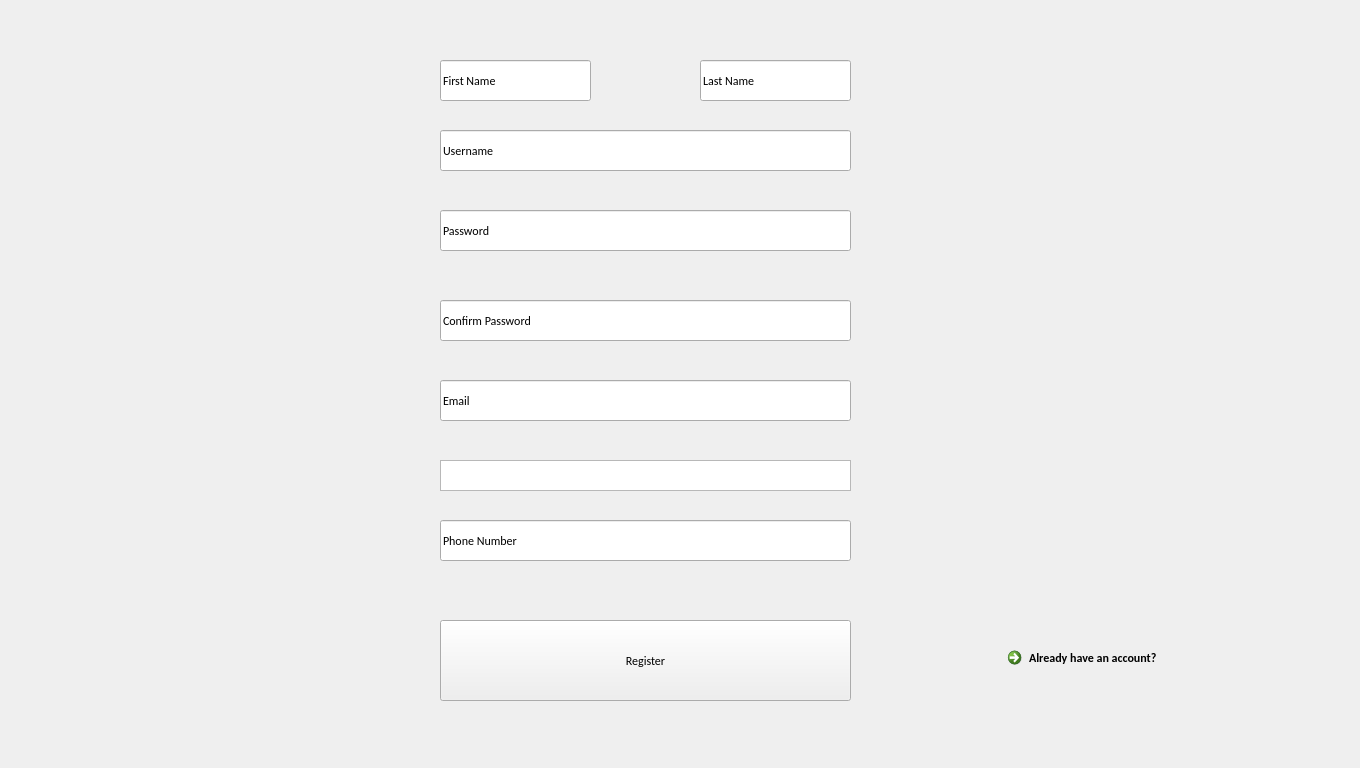
Before: the Qt Designer form 3_Solution/CleverClient/startup.ui in georgecpp/CleverPocket, drawn with Qt 5.
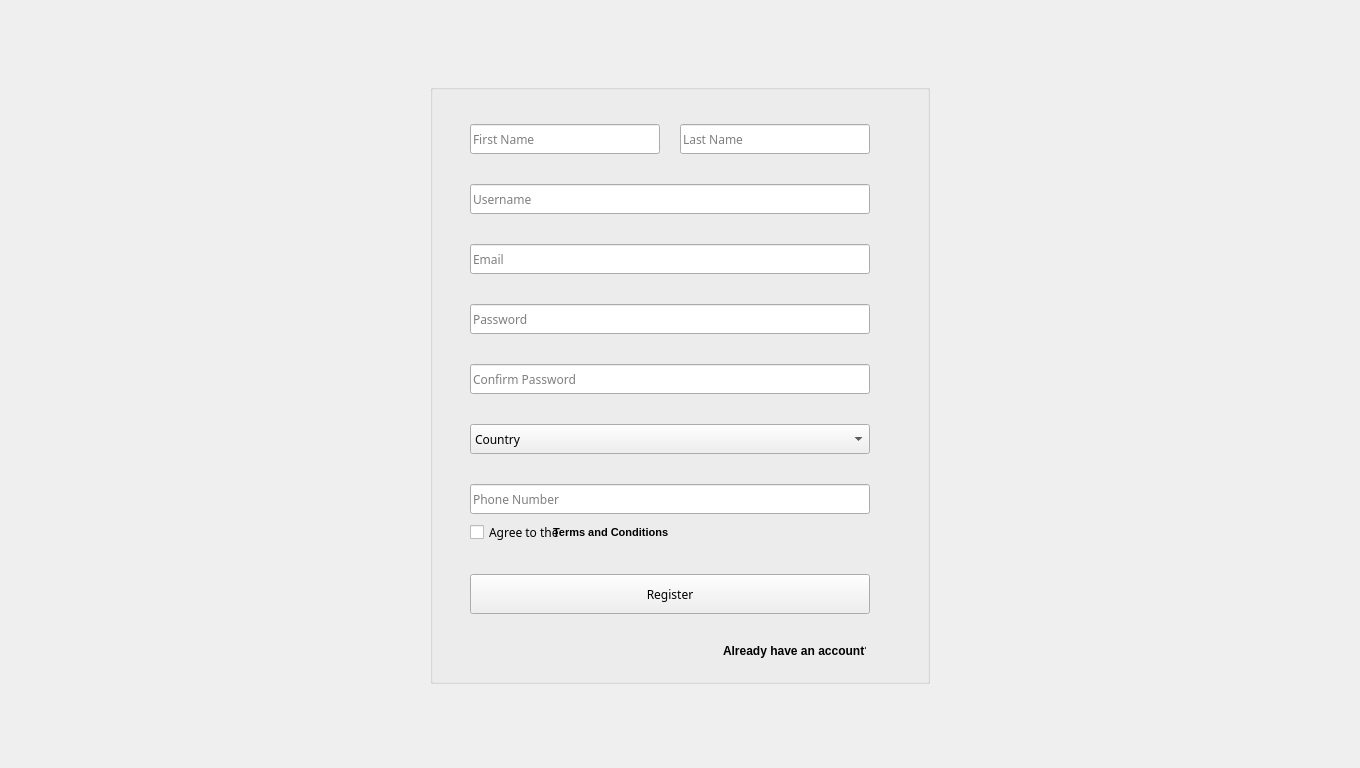
After: the same form once the commit is applied. The open tabs and pages were chosen to show the change. Icons and pictures are not drawn.

Diff of the .ui file:
```diff
--- a/3_Solution/CleverClient/startup.ui
+++ b/3_Solution/CleverClient/startup.ui
@@ -10,19 +10,30 @@
     <height>768</height>
    </rect>
   </property>
+  <property name="minimumSize">
+   <size>
+    <width>0</width>
+    <height>0</height>
+   </size>
+  </property>
+  <property name="sizeIncrement">
+   <size>
+    <width>0</width>
+    <height>0</height>
+   </size>
+  </property>
   <property name="windowTitle">
    <string>CleverPocket</string>
   </property>
-  <widget class="QToolBar" name="mainToolBar">
+  <widget class="QWidget" name="Startup" native="true">
    <property name="geometry">
     <rect>
      <x>0</x>
      <y>0</y>
-     <width>4</width>
-     <height>14</height>
+     <width>1360</width>
+     <height>768</height>
     </rect>
    </property>
-  </widget>
   <widget class="QStackedWidget" name="stackedWidget">
    <property name="geometry">
     <rect>
@@ -34,88 +45,109 @@
    </property>
    <property name="font">
     <font>
-     <family>Calibri</family>
-    </font>
-   </property>
+      <family>Rockwell</family>
+     </font>
+    </property>
+    <property name="styleSheet">
+     <string notr="true"/>
+    </property>
+    <property name="lineWidth">
+     <number>0</number>
+    </property>
    <property name="currentIndex">
     <number>0</number>
    </property>
    <widget class="QWidget" name="loginPage">
+     <widget class="QGroupBox" name="loginGroupBox">
+      <property name="geometry">
+       <rect>
+        <x>250</x>
+        <y>240</y>
+        <width>300</width>
+        <height>210</height>
+       </rect>
+      </property>
+      <property name="font">
+       <font>
+        <family>Rockwell</family>
+       </font>
+      </property>
+      <property name="autoFillBackground">
+       <bool>false</bool>
+      </property>
+      <property name="styleSheet">
+       <string notr="true"/>
+      </property>
+      <property name="title">
+       <string/>
+      </property>
     <widget class="QLineEdit" name="usernameLineEdit">
      <property name="geometry">
       <rect>
-       <x>260</x>
-       <y>100</y>
-       <width>201</width>
-       <height>31</height>
-      </rect>
-     </property>
-     <property name="font">
-      <font>
-       <family>Calibri</family>
-       <pointsize>10</pointsize>
-      </font>
-     </property>
-     <property name="inputMask">
-      <string/>
-     </property>
-     <property name="text">
+         <x>50</x>
+         <y>30</y>
+         <width>200</width>
+         <height>30</height>
+        </rect>
+       </property>
+       <property name="styleSheet">
+        <string notr="true"/>
+       </property>
+       <property name="placeholderText">
       <string>Username</string>
      </property>
     </widget>
     <widget class="QLineEdit" name="passwordLineEdit">
      <property name="geometry">
       <rect>
-       <x>260</x>
-       <y>180</y>
-       <width>201</width>
-       <height>31</height>
-      </rect>
-     </property>
-     <property name="font">
-      <font>
-       <family>Calibri</family>
-       <pointsize>10</pointsize>
-      </font>
-     </property>
-     <property name="inputMask">
-      <string/>
+         <x>50</x>
+         <y>90</y>
+         <width>200</width>
+         <height>30</height>
+        </rect>
+       </property>
+       <property name="styleSheet">
+        <string notr="true"/>
      </property>
      <property name="text">
+        <string/>
+       </property>
+       <property name="echoMode">
+        <enum>QLineEdit::Password</enum>
+       </property>
+       <property name="dragEnabled">
+        <bool>false</bool>
+       </property>
+       <property name="placeholderText">
       <string>Password</string>
      </property>
     </widget>
     <widget class="QPushButton" name="loginPushButton">
      <property name="geometry">
       <rect>
-       <x>260</x>
-       <y>250</y>
-       <width>201</width>
-       <height>31</height>
-      </rect>
-     </property>
-     <property name="font">
-      <font>
-       <family>Calibri</family>
-       <pointsize>10</pointsize>
-      </font>
-     </property>
+         <x>50</x>
+         <y>150</y>
+         <width>200</width>
+         <height>30</height>
+        </rect>
+       </property>
      <property name="text">
       <string>Login</string>
      </property>
     </widget>
+     </widget>
     <widget class="QCheckBox" name="keeploggedCheckBox">
      <property name="geometry">
       <rect>
-       <x>130</x>
-       <y>320</y>
-       <width>131</width>
-       <height>31</height>
+        <x>190</x>
+        <y>460</y>
+        <width>120</width>
+        <height>30</height>
       </rect>
      </property>
      <property name="font">
       <font>
-       <family>Calibri</family>
+        <family>Rockwell</family>
       </font>
      </property>
      <property name="text">
@@ -125,18 +157,16 @@
     <widget class="QCommandLinkButton" name="forgotPasswordLinkButton">
      <property name="geometry">
       <rect>
-       <x>450</x>
-       <y>320</y>
-       <width>181</width>
+        <x>475</x>
+        <y>460</y>
+        <width>150</width>
        <height>31</height>
       </rect>
      </property>
      <property name="font">
       <font>
        <family>Segoe UI</family>
-       <pointsize>8</pointsize>
-       <weight>50</weight>
-       <bold>false</bold>
+        <pointsize>9</pointsize>
       </font>
      </property>
      <property name="text">
@@ -152,15 +182,16 @@
     <widget class="QCommandLinkButton" name="registerLinkButton">
      <property name="geometry">
       <rect>
-       <x>260</x>
-       <y>430</y>
-       <width>211</width>
-       <height>48</height>
+        <x>320</x>
+        <y>540</y>
+        <width>160</width>
+        <height>40</height>
       </rect>
      </property>
      <property name="font">
       <font>
        <family>Segoe UI</family>
+        <pointsize>11</pointsize>
       </font>
      </property>
      <property name="text">
@@ -173,135 +204,243 @@
       </size>
      </property>
     </widget>
+     <widget class="QLabel" name="labelLogoImage">
+      <property name="geometry">
+       <rect>
+        <x>250</x>
+        <y>30</y>
+        <width>301</width>
+        <height>201</height>
+       </rect>
+      </property>
+      <property name="text">
+       <string/>
+      </property>
+      <property name="pixmap">
+       <pixmap>exemplulogo.png</pixmap>
+      </property>
+      <property name="scaledContents">
+       <bool>true</bool>
+      </property>
+     </widget>
    </widget>
    <widget class="QWidget" name="registerPage">
+     <widget class="QGroupBox" name="registerGroupBox">
+      <property name="geometry">
+       <rect>
+        <x>430</x>
+        <y>84</y>
+        <width>500</width>
+        <height>600</height>
+       </rect>
+      </property>
+      <property name="title">
+       <string/>
+      </property>
     <widget class="QLineEdit" name="firstNameLineEdit">
      <property name="geometry">
       <rect>
-       <x>440</x>
-       <y>60</y>
-       <width>151</width>
-       <height>41</height>
-      </rect>
-     </property>
-     <property name="text">
+         <x>40</x>
+         <y>40</y>
+         <width>190</width>
+         <height>30</height>
+        </rect>
+       </property>
+       <property name="placeholderText">
       <string>First Name</string>
      </property>
     </widget>
+      <widget class="QLineEdit" name="usernameRLineEdit">
+       <property name="geometry">
+        <rect>
+         <x>40</x>
+         <y>100</y>
+         <width>400</width>
+         <height>30</height>
+        </rect>
+       </property>
+       <property name="placeholderText">
+        <string>Username</string>
+       </property>
+      </widget>
     <widget class="QLineEdit" name="lastNameLineEdit">
      <property name="geometry">
       <rect>
-       <x>700</x>
-       <y>60</y>
-       <width>151</width>
-       <height>41</height>
-      </rect>
-     </property>
-     <property name="text">
+         <x>250</x>
+         <y>40</y>
+         <width>190</width>
+         <height>30</height>
+        </rect>
+       </property>
+       <property name="placeholderText">
       <string>Last Name</string>
      </property>
     </widget>
-    <widget class="QLineEdit" name="usernameRLineEdit">
-     <property name="geometry">
-      <rect>
-       <x>440</x>
-       <y>130</y>
-       <width>411</width>
-       <height>41</height>
-      </rect>
-     </property>
-     <property name="text">
-      <string>Username</string>
-     </property>
-    </widget>
     <widget class="QLineEdit" name="passwordRLineEdit">
      <property name="geometry">
       <rect>
-       <x>440</x>
-       <y>210</y>
-       <width>411</width>
-       <height>41</height>
-      </rect>
-     </property>
-     <property name="text">
+         <x>40</x>
+         <y>220</y>
+         <width>400</width>
+         <height>30</height>
+        </rect>
+       </property>
+       <property name="echoMode">
+        <enum>QLineEdit::Password</enum>
+       </property>
+       <property name="placeholderText">
       <string>Password</string>
      </property>
     </widget>
     <widget class="QLineEdit" name="confirmPasswordRLineEdit">
      <property name="geometry">
       <rect>
-       <x>440</x>
-       <y>300</y>
-       <width>411</width>
-       <height>41</height>
-      </rect>
-     </property>
-     <property name="text">
+         <x>40</x>
+         <y>280</y>
+         <width>400</width>
+         <height>30</height>
+        </rect>
+       </property>
+       <property name="echoMode">
+        <enum>QLineEdit::Password</enum>
+       </property>
+       <property name="placeholderText">
       <string>Confirm Password</string>
      </property>
     </widget>
     <widget class="QLineEdit" name="emailLineEdit">
      <property name="geometry">
       <rect>
-       <x>440</x>
-       <y>380</y>
-       <width>411</width>
-       <height>41</height>
-      </rect>
-     </property>
-     <property name="text">
+         <x>40</x>
+         <y>160</y>
+         <width>400</width>
+         <height>30</height>
+        </rect>
+       </property>
+       <property name="placeholderText">
       <string>Email</string>
      </property>
     </widget>
-    <widget class="QListWidget" name="countryListWidget">
-     <property name="geometry">
-      <rect>
-       <x>440</x>
-       <y>460</y>
-       <width>411</width>
-       <height>31</height>
-      </rect>
-     </property>
-    </widget>
     <widget class="QLineEdit" name="phoneLineEdit">
      <property name="geometry">
       <rect>
-       <x>440</x>
-       <y>520</y>
-       <width>411</width>
-       <height>41</height>
-      </rect>
-     </property>
-     <property name="text">
+         <x>40</x>
+         <y>400</y>
+         <width>400</width>
+         <height>30</height>
+        </rect>
+       </property>
+       <property name="placeholderText">
       <string>Phone Number</string>
      </property>
     </widget>
-    <widget class="QPushButton" name="registerPushButton">
+      <widget class="QComboBox" name="countryComboBox">
      <property name="geometry">
       <rect>
-       <x>440</x>
-       <y>620</y>
-       <width>411</width>
-       <height>81</height>
+         <x>40</x>
+         <y>340</y>
+         <width>400</width>
+         <height>30</height>
+        </rect>
+       </property>
+       <item>
+        <property name="text">
+         <string>Country</string>
+        </property>
+       </item>
+       <item>
+        <property name="text">
+         <string>Tara 1</string>
+        </property>
+       </item>
+       <item>
+        <property name="text">
+         <string>Tara 2</string>
+        </property>
+       </item>
+      </widget>
+      <widget class="QPushButton" name="registerLinkButton_2">
+       <property name="geometry">
+        <rect>
+         <x>40</x>
+         <y>490</y>
+         <width>400</width>
+         <height>40</height>
       </rect>
      </property>
      <property name="text">
       <string>Register</string>
      </property>
     </widget>
+      <widget class="QCheckBox" name="termsAndConditonsCheckBox">
+       <property name="geometry">
+        <rect>
+         <x>40</x>
+         <y>440</y>
+         <width>121</width>
+         <height>17</height>
+        </rect>
+       </property>
+       <property name="text">
+        <string>Agree to the</string>
+       </property>
+      </widget>
+      <widget class="QCommandLinkButton" name="termsAndConditionsLinkButton">
+       <property name="geometry">
+        <rect>
+         <x>110</x>
+         <y>432</y>
+         <width>141</width>
+         <height>31</height>
+        </rect>
+       </property>
+       <property name="font">
+        <font>
+         <family>Segoe UI</family>
+         <pointsize>8</pointsize>
+        </font>
+       </property>
+       <property name="text">
+        <string>Terms and Conditions</string>
+       </property>
+       <property name="iconSize">
+        <size>
+         <width>0</width>
+         <height>0</height>
+        </size>
+       </property>
+       <property name="checkable">
+        <bool>false</bool>
+       </property>
+      </widget>
     <widget class="QCommandLinkButton" name="alreadyRegisteredLinkButton">
      <property name="geometry">
       <rect>
-       <x>1000</x>
-       <y>640</y>
-       <width>271</width>
-       <height>48</height>
-      </rect>
-     </property>
+         <x>280</x>
+         <y>550</y>
+         <width>160</width>
+         <height>31</height>
+        </rect>
+       </property>
+       <property name="font">
+        <font>
+         <family>Segoe UI</family>
+         <pointsize>9</pointsize>
+        </font>
+       </property>
      <property name="text">
       <string>Already have an account?</string>
      </property>
-    </widget>
+       <property name="iconSize">
+        <size>
+         <width>0</width>
+         <height>0</height>
+        </size>
+       </property>
+      </widget>
+     </widget>
+    </widget>
+    <widget class="QWidget" name="termsAndConditionPage"/>
    </widget>
   </widget>
  </widget>
```
Left out of the diff: 4 changed lines with no effect on the pictures. Lines whose indentation alone changed are shown as unchanged.
